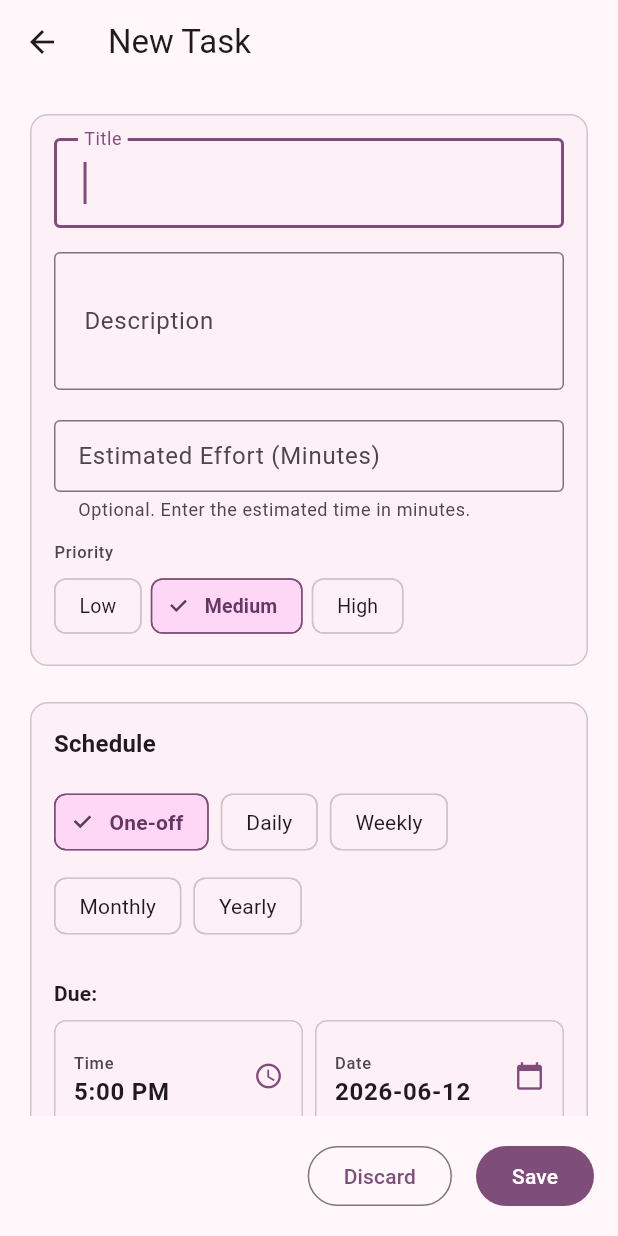
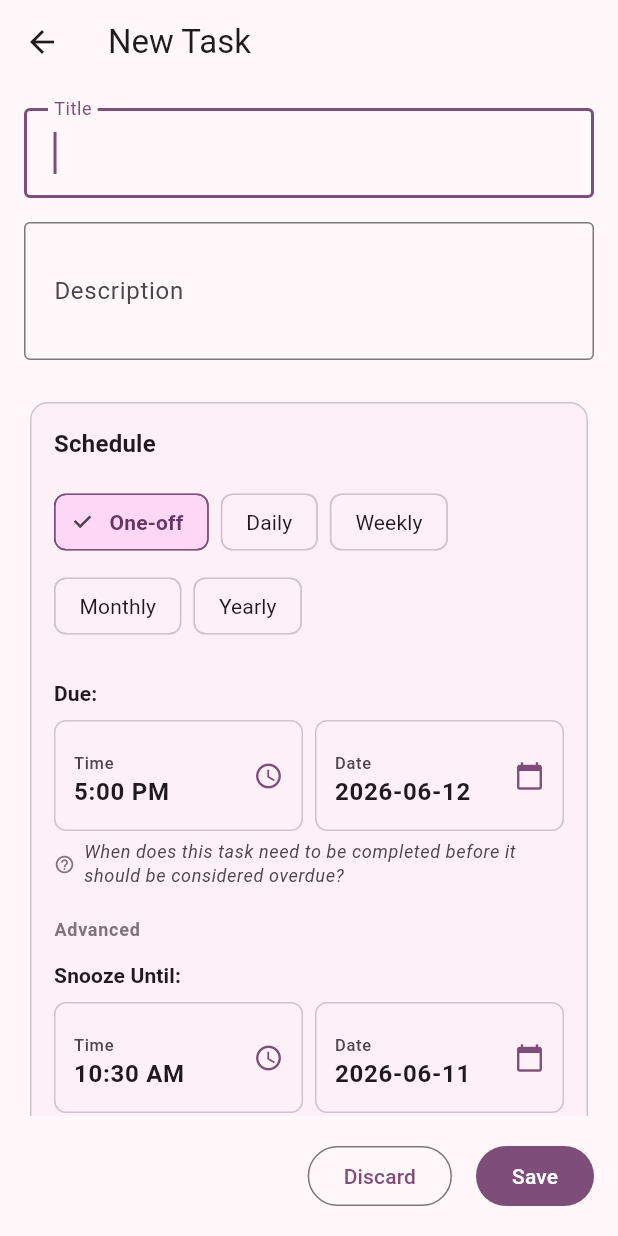
Before and after one commit to mweastwood/NothingEverHappens, a Flutter app: the CreateTaskScreen screen opened directly, on a phone screen of 412 x 824 dp. Run offline on Flutter 3.47's test engine with Material 3 defaults, Android fonts, the phone set to English and light mode, and no system bars; drawn by our look-alikes of dynamic_color; our stand-ins replace cloud_firestore, firebase_auth, firebase_core, flutter_local_notifications, flutter_markdown, flutter_timezone and 3 more; missing offline and left inert: dart:js; accounts and stored records are empty; project files that could hold a hidden picture were left out.

Commit message:
feat: adjust task form layout sections and order

```diff
--- a/app/lib/screens/create_task_screen.dart
+++ b/app/lib/screens/create_task_screen.dart
@@ -606,11 +606,47 @@ class _CreateTaskScreenState extends State<CreateTaskScreen> {
     );
   }
 
-  Widget _buildDetailsCard(
+  Widget _buildTitleField(BuildContext context, bool readOnly) {
+    final theme = Theme.of(context);
+    return TextFormField(
+      controller: _titleController,
+      focusNode: _titleFocusNode,
+      autofocus: !readOnly,
+      enabled: !readOnly,
+      style: theme.textTheme.titleLarge?.copyWith(fontWeight: FontWeight.bold),
+      decoration: InputDecoration(
+        labelText: context.l10n.titleFieldLabel,
+        border: const OutlineInputBorder(),
+        contentPadding: const EdgeInsets.all(16),
+      ),
+      validator: (value) {
+        if (value == null || value.isEmpty) {
+          return context.l10n.titleRequiredError;
+        }
+        return null;
+      },
+    );
+  }
+
+  Widget _buildDescriptionField(BuildContext context, bool readOnly) {
+    final theme = Theme.of(context);
+    return TextFormField(
+      controller: _descriptionController,
+      enabled: !readOnly,
+      decoration: InputDecoration(
+        labelText: context.l10n.descriptionFieldLabel,
+        border: const OutlineInputBorder(),
+        contentPadding: const EdgeInsets.all(16),
+      ),
+      style: theme.textTheme.bodyMedium,
+      maxLines: 3,
+    );
+  }
+
+  Widget _buildEffortAndPriorityCard(
     BuildContext context,
     bool readOnly,
     bool isWide,
-    bool inFamily,
   ) {
     final theme = Theme.of(context);
 
@@ -645,7 +681,7 @@ class _CreateTaskScreenState extends State<CreateTaskScreen> {
           },
         ),
       ),
-      if (isWide) const SizedBox(width: 12) else const SizedBox(height: 12),
+      if (isWide) const SizedBox(width: 16) else const SizedBox(height: 16),
       Expanded(
         flex: isWide ? 3 : 0,
         child: Column(
@@ -695,47 +731,16 @@ class _CreateTaskScreenState extends State<CreateTaskScreen> {
           ],
         ),
       ),
-      if (inFamily) ...[
-        if (isWide) const SizedBox(width: 12) else const SizedBox(height: 12),
-        Expanded(
-          flex: isWide ? 2 : 0,
-          child: Column(
-            crossAxisAlignment: CrossAxisAlignment.start,
-            mainAxisSize: MainAxisSize.min,
-            children: [
-              Text(
-                context.l10n.familyTaskLabel,
-                style: theme.textTheme.labelSmall?.copyWith(
-                  color: theme.colorScheme.onSurfaceVariant,
-                ),
-              ),
-              const SizedBox(height: 4),
-              _buildCustomChip(
-                key: const Key('is_family_toggle'),
-                label: _isFamily ? 'Family Task' : 'Personal Task',
-                isSelected: _isFamily,
-                onSelected: readOnly
-                    ? null
-                    : (selected) {
-                        setState(() {
-                          _isFamily = selected;
-                        });
-                      },
-              ),
-            ],
-          ),
-        ),
-      ],
     ];
 
-    Widget metadataContainer;
+    Widget content;
     if (isWide) {
-      metadataContainer = Row(
-        crossAxisAlignment: CrossAxisAlignment.end,
+      content = Row(
+        crossAxisAlignment: CrossAxisAlignment.start,
         children: metadataWidgets,
       );
     } else {
-      metadataContainer = Column(
+      content = Column(
         crossAxisAlignment: CrossAxisAlignment.start,
         children: metadataWidgets.map((w) {
           if (w is Expanded) return w.child;
@@ -756,40 +761,53 @@ class _CreateTaskScreenState extends State<CreateTaskScreen> {
         child: Column(
           crossAxisAlignment: CrossAxisAlignment.start,
           children: [
-            TextFormField(
-              controller: _titleController,
-              focusNode: _titleFocusNode,
-              autofocus: !readOnly,
-              enabled: !readOnly,
-              style: theme.textTheme.titleLarge?.copyWith(
+            Text(
+              "Effort and Priority",
+              style: theme.textTheme.titleMedium?.copyWith(
                 fontWeight: FontWeight.bold,
               ),
-              decoration: InputDecoration(
-                labelText: context.l10n.titleFieldLabel,
-                border: const OutlineInputBorder(),
-                contentPadding: const EdgeInsets.all(16),
             ),
-              validator: (value) {
-                if (value == null || value.isEmpty) {
-                  return context.l10n.titleRequiredError;
+            const SizedBox(height: 16),
+            content,
+          ],
+        ),
+      ),
+    );
   }
-                return null;
+
+  Widget _buildFamilyCard(BuildContext context, bool readOnly) {
+    final theme = Theme.of(context);
+    return Card(
+      elevation: 0,
+      shape: RoundedRectangleBorder(
+        borderRadius: BorderRadius.circular(12),
+        side: BorderSide(color: theme.colorScheme.outlineVariant),
+      ),
+      color: theme.colorScheme.surfaceContainerLow,
+      child: Padding(
+        padding: const EdgeInsets.all(16.0),
+        child: Column(
+          crossAxisAlignment: CrossAxisAlignment.start,
+          children: [
+            Text(
+              "Family",
+              style: theme.textTheme.titleMedium?.copyWith(
+                fontWeight: FontWeight.bold,
+              ),
+            ),
+            const SizedBox(height: 12),
+            _buildCustomChip(
+              key: const Key('is_family_toggle'),
+              label: _isFamily ? 'Family Task' : 'Personal Task',
+              isSelected: _isFamily,
+              onSelected: readOnly
+                  ? null
+                  : (selected) {
+                      setState(() {
+                        _isFamily = selected;
+                      });
                     },
             ),
-            const SizedBox(height: 16),
-            TextFormField(
-              controller: _descriptionController,
-              enabled: !readOnly,
-              decoration: InputDecoration(
-                labelText: context.l10n.descriptionFieldLabel,
-                border: const OutlineInputBorder(),
-                contentPadding: const EdgeInsets.all(16),
-              ),
-              style: theme.textTheme.bodyMedium,
-              maxLines: 3,
-            ),
-            const SizedBox(height: 20),
-            metadataContainer,
           ],
         ),
       ),
@@ -892,26 +910,10 @@ class _CreateTaskScreenState extends State<CreateTaskScreen> {
                 ),
               ),
             ),
-          ],
-        ),
-      ),
-    );
-  }
-
-  Widget _buildMissedPolicyCard(BuildContext context, bool readOnly) {
-    final theme = Theme.of(context);
-    return Card(
-      elevation: 0,
-      shape: RoundedRectangleBorder(
-        borderRadius: BorderRadius.circular(12),
-        side: BorderSide(color: theme.colorScheme.outlineVariant),
-      ),
-      color: theme.colorScheme.surfaceContainerLow,
-      child: Padding(
-        padding: const EdgeInsets.all(16.0),
-        child: Column(
-          crossAxisAlignment: CrossAxisAlignment.start,
-          children: [
+            if (_scheduleType != RecurrenceType.oneOff) ...[
+              const SizedBox(height: 24),
+              const Divider(),
+              const SizedBox(height: 16),
               Text(
                 context.l10n.missedPolicyHeader,
                 style: theme.textTheme.titleMedium?.copyWith(
@@ -969,44 +971,19 @@ class _CreateTaskScreenState extends State<CreateTaskScreen> {
                   color: theme.colorScheme.outline,
                 ),
               ),
-          ],
-        ),
-      ),
-    );
-  }
-
-  Widget _buildPreviewCard(BuildContext context) {
-    final theme = Theme.of(context);
-    return Card(
-      elevation: 0,
-      shape: RoundedRectangleBorder(
-        borderRadius: BorderRadius.circular(12),
-        side: BorderSide(color: theme.colorScheme.outlineVariant),
-      ),
-      color: theme.colorScheme.surfaceContainerLow,
-      child: Padding(
-        padding: const EdgeInsets.all(16.0),
-        child: UpcomingOccurrencesPreview(
+              const SizedBox(height: 24),
+              const Divider(),
+              const SizedBox(height: 16),
+              UpcomingOccurrencesPreview(
                 schedule: _buildSchedule(),
-          dailyTimes: _scheduleType == RecurrenceType.oneOff
-              ? (_oneOffNotificationController.value != null
-                    ? [
-                        DailyOccurrenceTime(
-                          startTime: TimeOfDay.fromDateTime(
-                            _startDateTimeController.value,
-                          ),
-                          dueTime: TimeOfDay.fromDateTime(
-                            _dueDateTimeController.value,
-                          ),
-                          notificationTime: _oneOffNotificationController.value,
-                        ),
-                      ]
-                    : const <DailyOccurrenceTime>[])
-              : _dailyTimesController.value,
+                dailyTimes: _dailyTimesController.value,
                 startDateTime: _startDateTimeController.value,
                 dueDateTime: _dueDateTimeController.value,
                 scheduleType: _scheduleType,
                 maxOccurrences: 10,
+              ),
+            ],
+          ],
         ),
       ),
     );
@@ -1082,55 +1059,55 @@ class _CreateTaskScreenState extends State<CreateTaskScreen> {
                       builder: (context, constraints) {
                         final isDesktop = constraints.maxWidth >= 800;
 
-                        final detailsCard = _buildDetailsCard(
+                        final titleField = _buildTitleField(context, readOnly);
+                        final descriptionField = _buildDescriptionField(
                           context,
                           readOnly,
-                          isDesktop,
-                          inFamily,
                         );
                         final scheduleCard = _buildScheduleCard(
                           context,
                           readOnly,
                         );
-                        final missedPolicyCard = _buildMissedPolicyCard(
+                        final effortAndPriorityCard =
+                            _buildEffortAndPriorityCard(
                               context,
                               readOnly,
+                              isDesktop,
                             );
-                        final previewCard = _buildPreviewCard(context);
+                        final familyCard = _buildFamilyCard(context, readOnly);
 
                         if (isDesktop) {
                           return SingleChildScrollView(
                             padding: const EdgeInsets.all(16.0),
                             child: Form(
                               key: _formKey,
-                              child: Row(
+                              child: Column(
                                 crossAxisAlignment: CrossAxisAlignment.start,
                                 children: [
-                                  Expanded(
-                                    child: Column(
+                                  titleField,
+                                  const SizedBox(height: 16),
+                                  descriptionField,
+                                  const SizedBox(height: 24),
+                                  Row(
                                     crossAxisAlignment:
                                         CrossAxisAlignment.start,
                                     children: [
-                                        detailsCard,
-                                        if (_scheduleType !=
-                                            RecurrenceType.oneOff) ...[
-                                          const SizedBox(height: 16),
-                                          missedPolicyCard,
-                                        ],
-                                      ],
-                                    ),
-                                  ),
+                                      Expanded(child: scheduleCard),
                                       const SizedBox(width: 16),
                                       Expanded(
                                         child: Column(
                                           crossAxisAlignment:
                                               CrossAxisAlignment.start,
                                           children: [
-                                        scheduleCard,
+                                            effortAndPriorityCard,
+                                            if (inFamily) ...[
                                               const SizedBox(height: 16),
-                                        previewCard,
+                                              familyCard,
+                                            ],
                                           ],
                                         ),
+                                      ),
+                                    ],
                                   ),
                                 ],
                               ),
@@ -1142,17 +1119,19 @@ class _CreateTaskScreenState extends State<CreateTaskScreen> {
                             child: Form(
                               key: _formKey,
                               child: Column(
+                                crossAxisAlignment: CrossAxisAlignment.start,
                                 children: [
-                                  detailsCard,
+                                  titleField,
                                   const SizedBox(height: 16),
+                                  descriptionField,
+                                  const SizedBox(height: 24),
                                   scheduleCard,
-                                  if (_scheduleType !=
-                                      RecurrenceType.oneOff) ...[
                                   const SizedBox(height: 16),
-                                    missedPolicyCard,
+                                  effortAndPriorityCard,
+                                  if (inFamily) ...[
+                                    const SizedBox(height: 16),
+                                    familyCard,
                                   ],
-                                  const SizedBox(height: 16),
-                                  previewCard,
                                 ],
                               ),
                             ),
```
Also changed, not shown: 5 other files. Lines whose indentation alone changed are shown as unchanged.
